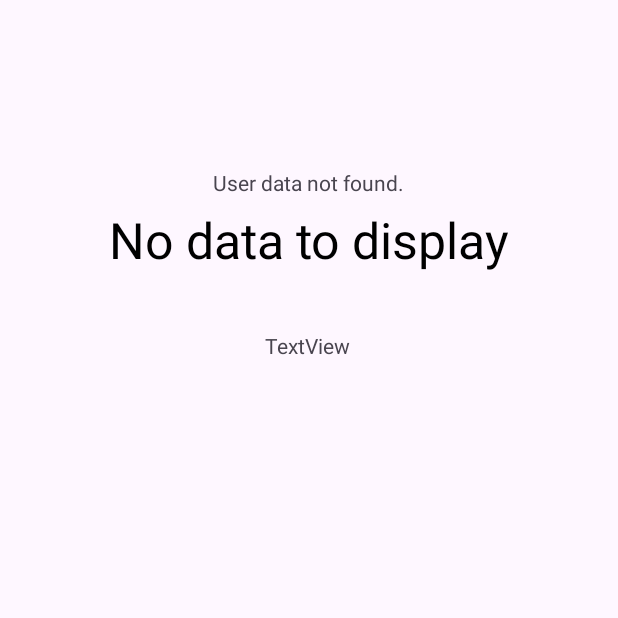
After one commit to KrishnaManamohan/B07FinalProject, an Android app: the EcoGuageActivity screen opened directly, with no data from a screen before it, on a phone screen of 412 x 824 dp, the top half of it. The commit adds this screen. Run offline under Robolectric (Android 15) with nearby library versions, the phone set to English and light mode, and no system bars; our stand-ins replace Firebase (no records; nobody signed in at launch, a user with empty details on screens opened directly).

Commit message:
Implement HomePageActivity, CompleteRegistrationActivity, and Initialize EcoGuageActivity
Implement HomePageActivity, CompleteRegistrationActivity, and Initialize EcoGuageActivity

- Implemented `HomePageActivity`, including a button to navigate to `EcoGuageActivity` with proper layout adjustments.
- Finalized `CompleteRegistrationActivity`, completing the user registration flow and ensuring smooth navigation.
- Initialized `EcoGuageActivity` as the destination for emissions tracking, setting up the UI for future data visualizations.
- Established basic navigation flow between `HomePageActivity` and `EcoGuageActivity`, and ensured that registration completion properly redirects users to the next screen.

```diff
--- a/app/build.gradle.kts
+++ b/app/build.gradle.kts
@@ -36,18 +36,22 @@ android {
 }
 
 dependencies {
+    // Firebase dependencies
     implementation(platform("com.google.firebase:firebase-bom:33.6.0"))
     implementation("com.google.firebase:firebase-analytics")
     implementation("com.google.firebase:firebase-auth")
     implementation("com.google.firebase:firebase-database")
-
+    // AndroidX and Material Design dependencies
     implementation(libs.appcompat)
     implementation(libs.material)
     implementation(libs.activity)
     implementation(libs.constraintlayout)
     implementation(libs.navigation.fragment)
     implementation(libs.navigation.ui)
+    // Testing dependencies
     testImplementation(libs.junit)
     androidTestImplementation(libs.ext.junit)
     androidTestImplementation(libs.espresso.core)
+    // Add MPAndroidChart dependency for charts (line chart, pie chart, etc.)
+    implementation("com.github.PhilJay:MPAndroidChart:v3.1.0") // Use latest stable version
 }
--- a/app/src/main/AndroidManifest.xml
+++ b/app/src/main/AndroidManifest.xml
@@ -46,6 +46,10 @@
                 <category android:name="android.intent.category.LAUNCHER" />
             </intent-filter>
         </activity>
+        <activity
+            android:name=".EcoGuageActivity"
+            android:exported="false">
+        </activity>
     </application>
 
 </manifest>
--- /dev/null
+++ b/app/src/main/java/com/example/planetzeapp/PieChartView.java
@@ -0,0 +1,170 @@
+package com.example.planetzeapp;
+
+import android.animation.ValueAnimator;
+import android.content.Context;
+import android.graphics.Canvas;
+import android.graphics.Color;
+import android.graphics.Paint;
+import android.graphics.RectF;
+import android.util.AttributeSet;
+import android.view.View;
+
+import java.util.ArrayList;
+
+public class PieChartView extends View {
+
+    private Paint paint;
+    private Paint textPaint;
+    private ArrayList<Float> values;
+    private ArrayList<String> labels;
+
+    // Predefined theme colors: shades of blue, green, and purple
+    private final ArrayList<Integer> colors;
+
+    private RectF rectF;
+    private float animationProgress = 0f; // Controls the animation progress
+    private int padding = 50; // Padding from edges in pixels
+
+    public PieChartView(Context context, AttributeSet attrs) {
+        super(context, attrs);
+
+        // Initialize paint for pie slices
+        paint = new Paint(Paint.ANTI_ALIAS_FLAG);
+
+        // Initialize paint for text
+        textPaint = new Paint(Paint.ANTI_ALIAS_FLAG);
+        textPaint.setColor(Color.BLACK);
+        textPaint.setTextSize(30);
+        textPaint.setTextAlign(Paint.Align.CENTER);
+
+        // Initialize empty data arrays
+        values = new ArrayList<>();
+        labels = new ArrayList<>();
+
+        // Define theme-specific colors: shades of blue, green, and purple
+        colors = new ArrayList<>();
+        colors.add(Color.rgb(51, 153, 255)); // Light Blue
+        colors.add(Color.rgb(0, 204, 153)); // Aquamarine Green
+        colors.add(Color.rgb(102, 102, 255)); // Soft Blue
+        colors.add(Color.rgb(102, 204, 102)); // Lime Green
+        colors.add(Color.rgb(153, 102, 255)); // Medium Purple
+        colors.add(Color.rgb(0, 102, 204)); // Deep Blue
+        colors.add(Color.rgb(102, 255, 204)); // Mint Green
+        colors.add(Color.rgb(153, 51, 255)); // Vibrant Purple
+    }
+
+    /**
+     * Sets the data for the pie chart and starts the animation.
+     *
+     * @param values ArrayList of slice values (e.g., percentages or weights).
+     * @param labels ArrayList of labels corresponding to each value.
+     */
+    public void setData(ArrayList<Float> values, ArrayList<String> labels) {
+        if (values == null || labels == null) {
+            throw new IllegalArgumentException("Values and labels cannot be null");
+        }
+        if (values.size() != labels.size()) {
+            throw new IllegalArgumentException("Values and labels must have the same size");
+        }
+
+        this.values = values;
+        this.labels = labels;
+
+        if (values.size() > colors.size()) {
+            throw new IllegalArgumentException("Not enough predefined colors for the provided data.");
+        }
+
+        // Start the animation
+        startAnimation();
+
+        invalidate(); // Request a redraw of the view
+    }
+
+    private void startAnimation() {
+        ValueAnimator animator = ValueAnimator.ofFloat(0f, 1f);
+        animator.setDuration(1500); // Duration of the animation (1.5 seconds)
+        animator.addUpdateListener(animation -> {
+            animationProgress = (float) animation.getAnimatedValue();
+            invalidate(); // Redraw the chart as the animation progresses
+        });
+        animator.start();
+    }
+
+    @Override
+    protected void onMeasure(int widthMeasureSpec, int heightMeasureSpec) {
+        // Get the total height of the screen
+        int totalHeight = MeasureSpec.getSize(heightMeasureSpec);
+
+        // Set the height to be half the screen height minus padding
+        int desiredHeight = totalHeight / 2 - padding * 2;
+
+        // Set dimensions
+        int width = MeasureSpec.getSize(widthMeasureSpec);
+        int height = resolveSize(desiredHeight, heightMeasureSpec);
+
+        setMeasuredDimension(width, height);
+    }
+
+    @Override
+    protected void onDraw(Canvas canvas) {
+        super.onDraw(canvas);
+
+        // Handle the case where no data is provided
+        if (values == null || values.isEmpty()) {
+            drawPlaceholderMessage(canvas, "No data to display");
+            return;
+        }
+
+        // Calculate total value
+        float total = 0;
+        for (Float value : values) {
+            total += value;
+        }
+        if (total == 0) {
+            drawPlaceholderMessage(canvas, "No data to display");
+            return;
+        }
+
+        // Define chart dimensions
+        rectF = new RectF(padding, padding, getWidth() - padding, getHeight() - padding);
+
+        // Draw each slice of the pie chart with animation
+        float startAngle = 0;
+        for (int i = 0; i < values.size(); i++) {
+            // Calculate the sweep angle for the current slice
+            float sweepAngle = (values.get(i) / total) * 360;
+
+            // Scale the sweep angle based on the animation progress
+            sweepAngle *= animationProgress;
+
+            // Set the paint color for the current slice
+            paint.setColor(colors.get(i));
+            canvas.drawArc(rectF, startAngle, sweepAngle, true, paint);
+
+            // Calculate the position for the label
+            if (animationProgress == 1f) { // Draw labels only after the animation is complete
+                float angle = startAngle + sweepAngle / 2;
+                float labelX = (float) (getWidth() / 2 + (rectF.width() / 2.5) * Math.cos(Math.toRadians(angle)));
+                float labelY = (float) (getHeight() / 2 + (rectF.height() / 2.5) * Math.sin(Math.toRadians(angle)));
+
+                // Draw the label
+                textPaint.setColor(Color.BLACK);
+                canvas.drawText(labels.get(i), labelX, labelY, textPaint);
+            }
+
+            // Move to the next slice
+            startAngle += sweepAngle;
+        }
+    }
+
+    /**
+     * Draws a placeholder message when no data is available.
+     *
+     * @param canvas The canvas on which to draw the message.
+     * @param message The message to display.
+     */
+    private void drawPlaceholderMessage(Canvas canvas, String message) {
+        textPaint.setTextSize(50);
+        canvas.drawText(message, getWidth() / 2f, getHeight() / 2f, textPaint);
+    }
+}
--- /dev/null
+++ b/app/src/main/res/layout/activity_eco_guage.xml
@@ -0,0 +1,42 @@
+<?xml version="1.0" encoding="utf-8"?>
+<androidx.constraintlayout.widget.ConstraintLayout xmlns:android="http://schemas.android.com/apk/res/android"
+    xmlns:app="http://schemas.android.com/apk/res-auto"
+    xmlns:tools="http://schemas.android.com/tools"
+    android:layout_width="match_parent"
+    android:layout_height="match_parent">
+
+    <com.example.planetzeapp.PieChartView
+        android:id="@+id/pieChart"
+        android:layout_width="wrap_content"
+        android:layout_height="wrap_content"
+        app:layout_constraintBottom_toBottomOf="parent"
+        app:layout_constraintEnd_toEndOf="parent"
+        app:layout_constraintHorizontal_bias="0.0"
+        app:layout_constraintStart_toStartOf="parent"
+        app:layout_constraintTop_toTopOf="parent"
+        app:layout_constraintVertical_bias="0.0" />
+
+    <TextView
+        android:id="@+id/tvTotalEmissions"
+        android:layout_width="wrap_content"
+        android:layout_height="wrap_content"
+        android:text="TextView"
+        app:layout_constraintBottom_toBottomOf="parent"
+        app:layout_constraintEnd_toEndOf="parent"
+        app:layout_constraintHorizontal_bias="0.498"
+        app:layout_constraintStart_toStartOf="parent"
+        app:layout_constraintTop_toTopOf="parent"
+        app:layout_constraintVertical_bias="0.139" />
+
+    <TextView
+        android:id="@+id/tvComparison"
+        android:layout_width="wrap_content"
+        android:layout_height="wrap_content"
+        android:text="TextView"
+        app:layout_constraintBottom_toBottomOf="parent"
+        app:layout_constraintEnd_toEndOf="parent"
+        app:layout_constraintHorizontal_bias="0.498"
+        app:layout_constraintStart_toStartOf="parent"
+        app:layout_constraintTop_toTopOf="parent"
+        app:layout_constraintVertical_bias="0.274" />
+</androidx.constraintlayout.widget.ConstraintLayout>
--- a/settings.gradle.kts
+++ b/settings.gradle.kts
@@ -16,6 +16,7 @@ dependencyResolutionManagement {
     repositories {
         google()
         mavenCentral()
+        maven { url = uri("https://jitpack.io") } // Add JitPack for MPAndroidChart
     }
 }
 
```
Also changed, not shown: app/src/main/java/com/example/planetzeapp/EcoGuageActivity.java (added, +195 -0 lines), app/src/main/java/com/example/planetzeapp/HomePageActivty.java (+12 -0 lines), app/src/main/res/layout/activity_home_page_activty.xml (+11 -0 lines).
